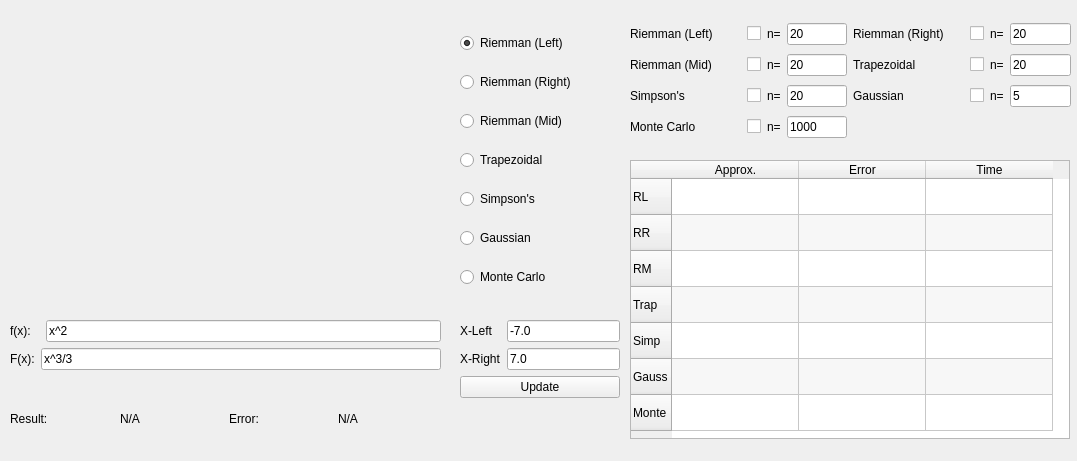
Above: gui/main_window.ui from notcaring42/quadrature_tool before the change. Below: the same form after it.
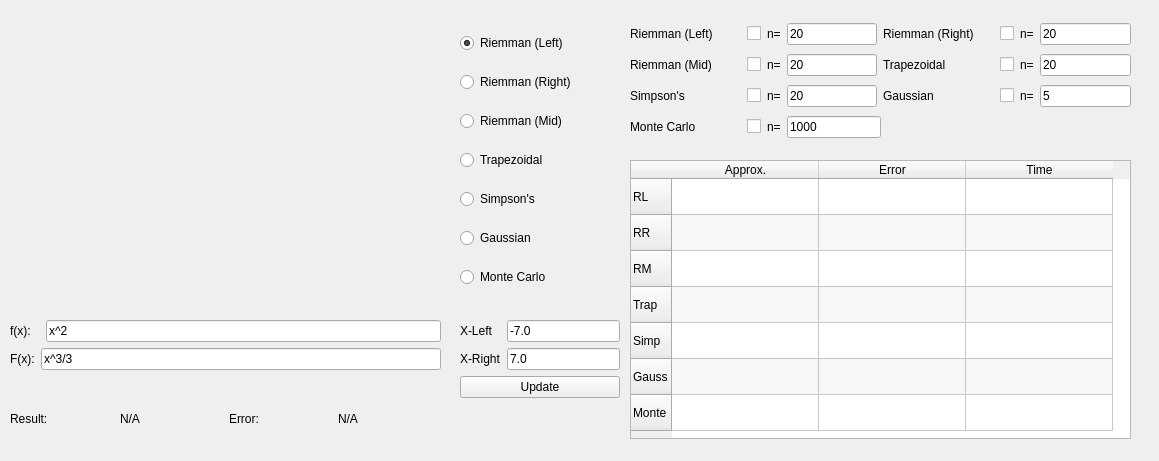
That is the form after the change.

Commit message: Updated maximum values and UI

```diff
--- a/gui/main_window.ui
+++ b/gui/main_window.ui
@@ -6,7 +6,7 @@
    <rect>
     <x>0</x>
     <y>0</y>
-    <width>1077</width>
+    <width>1159</width>
     <height>461</height>
    </rect>
   </property>
@@ -276,7 +276,7 @@
     <rect>
      <x>630</x>
      <y>160</y>
-     <width>440</width>
+     <width>501</width>
      <height>279</height>
     </rect>
    </property>
@@ -311,7 +311,7 @@
     <bool>true</bool>
    </attribute>
    <attribute name="horizontalHeaderDefaultSectionSize">
-    <number>127</number>
+    <number>147</number>
    </attribute>
    <attribute name="horizontalHeaderMinimumSectionSize">
     <number>50</number>
@@ -387,7 +387,7 @@
     <rect>
      <x>630</x>
      <y>20</y>
-     <width>441</width>
+     <width>501</width>
      <height>121</height>
     </rect>
    </property>
@@ -675,7 +675,7 @@
         </property>
         <property name="sizeHint" stdset="0">
          <size>
-          <width>224</width>
+          <width>250</width>
           <height>20</height>
          </size>
         </property>
```
Left out of the diff: 14 changed lines with no effect on the pictures. The commit also changes 2 other files.
